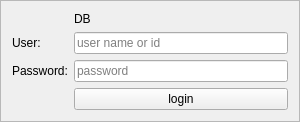
Above: src/blackgui/components/dblogincomponent.ui from swift-project/pilotclient before the change. Below: the same form after it.
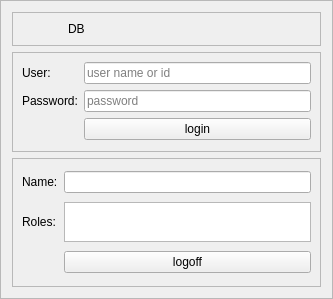
That is the form after the change. Icons and pictures are not drawn.

Commit message: refs #497 Login component integrated with authentication service

Diff of the .ui file:
```diff
--- a/src/blackgui/components/dblogincomponent.ui
+++ b/src/blackgui/components/dblogincomponent.ui
@@ -2,6 +2,14 @@
 <ui version="4.0">
  <class>CDbLoginComponent</class>
  <widget class="QFrame" name="CDbLoginComponent">
+  <property name="geometry">
+   <rect>
+    <x>0</x>
+    <y>0</y>
+    <width>333</width>
+    <height>299</height>
+   </rect>
+  </property>
   <property name="minimumSize">
    <size>
     <width>300</width>
@@ -17,8 +25,58 @@
   <property name="frameShadow">
    <enum>QFrame::Raised</enum>
   </property>
+  <layout class="QVBoxLayout" name="verticalLayout">
+   <item>
+    <widget class="QFrame" name="fr_Header">
+     <property name="frameShape">
+      <enum>QFrame::StyledPanel</enum>
+     </property>
+     <property name="frameShadow">
+      <enum>QFrame::Raised</enum>
+     </property>
+     <layout class="QHBoxLayout" name="horizontalLayout">
+      <item>
+       <widget class="QLabel" name="lbl_SwiftDBIcon">
+        <property name="maximumSize">
+         <size>
+          <width>40</width>
+          <height>16777215</height>
+         </size>
+        </property>
+        <property name="text">
+         <string/>
+        </property>
+        <property name="pixmap">
+         <pixmap resource="../../blackmisc/blackmisc.qrc">:/own/icons/own/swift/swift32Database.png</pixmap>
+        </property>
+       </widget>
+      </item>
+      <item>
+       <widget class="QLabel" name="lbl_SwiftDB">
+        <property name="text">
+         <string>DB</string>
+        </property>
+       </widget>
+      </item>
+     </layout>
+    </widget>
+   </item>
+   <item>
+    <widget class="QFrame" name="fr_Login">
+     <property name="minimumSize">
+      <size>
+       <width>0</width>
+       <height>100</height>
+      </size>
+     </property>
+     <property name="frameShape">
+      <enum>QFrame::StyledPanel</enum>
+     </property>
+     <property name="frameShadow">
+      <enum>QFrame::Raised</enum>
+     </property>
   <layout class="QGridLayout" name="gridLayout">
-   <item row="1" column="2">
+      <item row="0" column="1">
     <widget class="QLineEdit" name="le_Username">
      <property name="maxLength">
       <number>40</number>
@@ -32,31 +90,24 @@
     </widget>
    </item>
    <item row="0" column="0">
-    <widget class="QLabel" name="lbl_SwiftDBIcon">
+       <widget class="QLabel" name="lbl_User">
      <property name="text">
-      <string/>
-     </property>
-     <property name="pixmap">
-      <pixmap resource="../../blackmisc/blackmisc.qrc">:/own/icons/own/swift/swift32Database.png</pixmap>
-     </property>
-    </widget>
-   </item>
-   <item row="3" column="2">
-    <widget class="QPushButton" name="pb_Login">
-     <property name="text">
-      <string>login</string>
-     </property>
-    </widget>
-   </item>
-   <item row="2" column="0">
+         <string>User:</string>
+        </property>
+       </widget>
+      </item>
+      <item row="1" column="0">
     <widget class="QLabel" name="lbl_Password">
      <property name="text">
       <string>Password:</string>
      </property>
     </widget>
    </item>
-   <item row="2" column="2">
+      <item row="1" column="1">
     <widget class="QLineEdit" name="le_Password">
+        <property name="echoMode">
+         <enum>QLineEdit::PasswordEchoOnEdit</enum>
+        </property>
      <property name="placeholderText">
       <string>password</string>
      </property>
@@ -65,18 +116,79 @@
      </property>
     </widget>
    </item>
+      <item row="2" column="1">
+       <widget class="QPushButton" name="pb_Login">
+        <property name="text">
+         <string>login</string>
+        </property>
+       </widget>
+      </item>
+     </layout>
+    </widget>
+   </item>
+   <item>
+    <widget class="QFrame" name="fr_Logoff">
+     <property name="frameShape">
+      <enum>QFrame::StyledPanel</enum>
+     </property>
+     <property name="frameShadow">
+      <enum>QFrame::Raised</enum>
+     </property>
+     <layout class="QGridLayout" name="gridLayout_2">
+      <item row="0" column="0">
+       <widget class="QLabel" name="lbl_Name">
+        <property name="text">
+         <string>Name:</string>
+        </property>
+       </widget>
+      </item>
+      <item row="0" column="1">
+       <widget class="QLineEdit" name="le_Name">
+        <property name="readOnly">
+         <bool>true</bool>
+        </property>
+        <property name="clearButtonEnabled">
+         <bool>false</bool>
+        </property>
+       </widget>
+      </item>
    <item row="1" column="0">
-    <widget class="QLabel" name="lbl_User">
+       <widget class="QLabel" name="lbl_Roles">
      <property name="text">
-      <string>User:</string>
+         <string>Roles:</string>
      </property>
     </widget>
    </item>
-   <item row="0" column="2">
-    <widget class="QLabel" name="lbl_SwiftDB">
+      <item row="2" column="1">
+       <widget class="QPushButton" name="pb_Logoff">
      <property name="text">
-      <string>DB</string>
-     </property>
+         <string>logoff</string>
+        </property>
+       </widget>
+      </item>
+      <item row="1" column="1">
+       <widget class="QPlainTextEdit" name="te_Roles">
+        <property name="minimumSize">
+         <size>
+          <width>0</width>
+          <height>40</height>
+         </size>
+        </property>
+        <property name="maximumSize">
+         <size>
+          <width>16777215</width>
+          <height>40</height>
+         </size>
+        </property>
+        <property name="documentTitle">
+         <string>User roles</string>
+        </property>
+        <property name="readOnly">
+         <bool>true</bool>
+        </property>
+       </widget>
+      </item>
+     </layout>
     </widget>
    </item>
   </layout>
```
Lines whose indentation alone changed are shown as unchanged. The commit also changes 6 other files.
